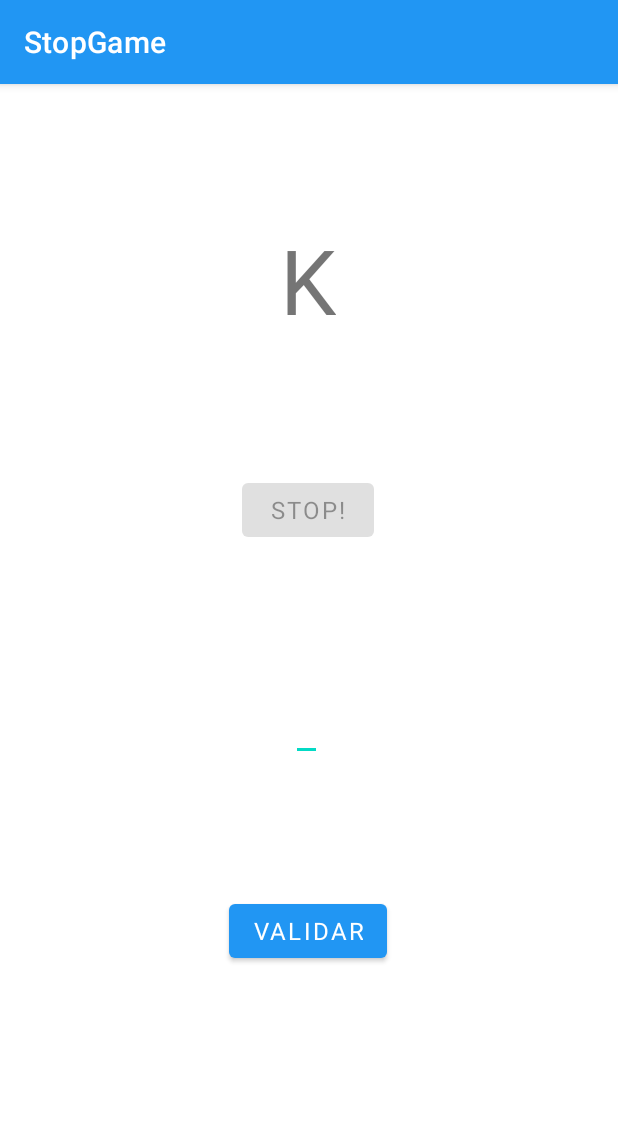
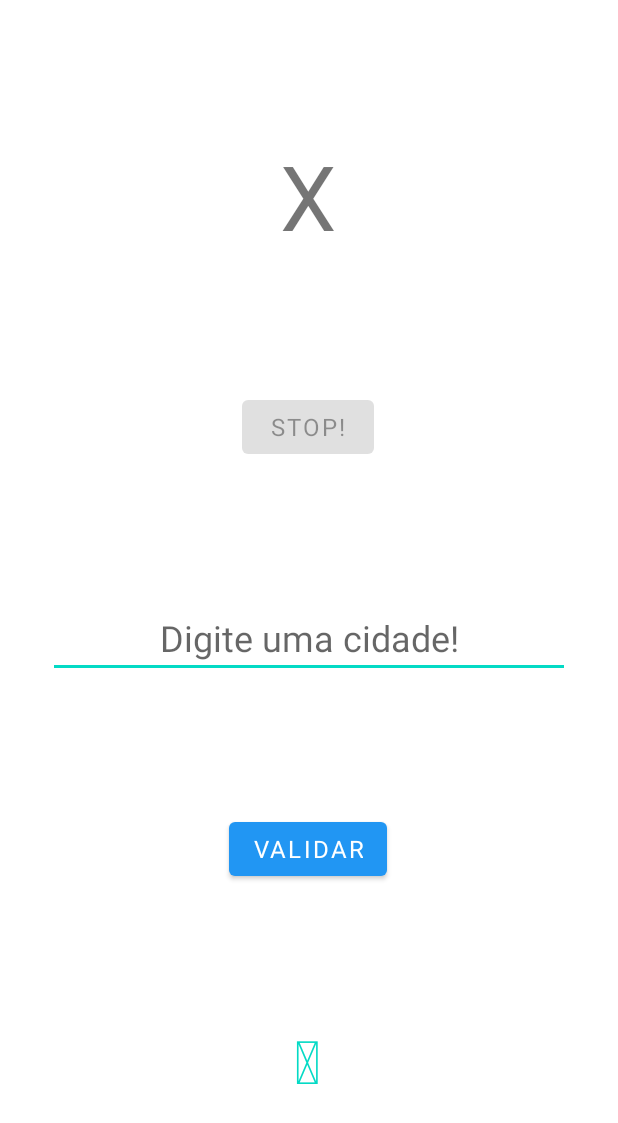
Before and after one commit to ThomasAFG/StopGame, an Android app: the screen it shows after launch (MainActivity), after a tap on "VALIDAR", on a phone screen of 412 x 824 dp. Shown: the top 1123 px of the screen. Run offline under Robolectric (Android 15) with nearby library versions, the phone set to English and light mode, and no system bars; our stand-ins replace Volley; network calls fail; Roboto replaces fonts that are not available here; 1 statement that could not run was skipped; 1 other tap on this screen came first.

Commit message:
terceiro commit

```diff
--- a/app/src/main/AndroidManifest.xml
+++ b/app/src/main/AndroidManifest.xml
@@ -13,6 +13,7 @@
         android:theme="@style/Theme.StopGame">
         <activity
             android:name=".MainActivity"
+            android:screenOrientation="nosensor"
             android:exported="true">
             <intent-filter>
                 <action android:name="android.intent.action.MAIN" />
--- /dev/null
+++ b/app/src/main/java/com/thomasafg/stopgame/FontAwesomeView.java
@@ -0,0 +1,28 @@
+package com.thomasafg.stopgame;
+
+import android.content.Context;
+import android.graphics.Typeface;
+import android.util.AttributeSet;
+
+public class FontAwesomeView extends androidx.appcompat.widget.AppCompatTextView {
+
+    public FontAwesomeView(Context context, AttributeSet attrs, int defStyle) {
+        super(context, attrs, defStyle);
+        init();
+    }
+
+    public FontAwesomeView(Context context, AttributeSet attrs) {
+        super(context, attrs);
+        init();
+    }
+
+    public FontAwesomeView(Context context) {
+        super(context);
+        init();
+    }
+    private void init() {
+        Typeface tf = Typeface.createFromAsset(getContext().getAssets(),
+                "fontawesome.ttf");
+        setTypeface(tf);
+    }
+}
--- a/app/src/main/java/com/thomasafg/stopgame/MainActivity.kt
+++ b/app/src/main/java/com/thomasafg/stopgame/MainActivity.kt
@@ -1,8 +1,9 @@
 package com.thomasafg.stopgame
 
-import android.graphics.Color
+import android.content.Context
 import androidx.appcompat.app.AppCompatActivity
 import android.os.Bundle
+import android.os.CountDownTimer
 import android.widget.Toast
 import androidx.core.content.ContextCompat
 import com.android.volley.Request
@@ -13,6 +14,12 @@ import com.google.gson.reflect.TypeToken
 import kotlinx.android.synthetic.main.activity_main.*
 import java.lang.reflect.Type
 import java.text.Normalizer
+import android.graphics.Typeface
+import android.media.MediaPlayer
+import android.view.KeyEvent
+import android.view.View
+import android.view.inputmethod.InputMethodManager
+
 
 class MainActivity : AppCompatActivity() {
 
@@ -20,42 +27,74 @@ class MainActivity : AppCompatActivity() {
 
     private fun searchCity(){
         val citySearch: String = editNomeCidade.text.toString()
-        val key: String = "e66fe6f9"
+        val key: String = "ea14e5fb"
         val url = "https://api.hgbrasil.com/weather?array_limit=1&fields=only_results,city_name&key=${key}&city_name=${citySearch}"
         val queue = Volley.newRequestQueue(this)
+        btnVerificar.isEnabled = false
+        txtChecagem.text = getString(R.string.txt_loading)
+        txtChecagem.setTextColor(ContextCompat.getColorStateList(this, R.color.teal_200))
         val stringRequest = StringRequest(Request.Method.GET, url,{
                 response ->
                     val type: Type? = object : TypeToken<City>() {}.type
                     val city = GsonBuilder().create().fromJson(response, type) as City
                     if (cleanString(citySearch) == cleanString(city.city_name)){
-                        textLetra.text = "Válido"
-                        textLetra.setTextColor(ContextCompat.getColorStateList(this, R.color.green))
+                        txtChecagem.text = getString(R.string.txt_valido)
+                        txtChecagem.setTextColor(ContextCompat.getColorStateList(this, R.color.green))
+                        MediaPlayer.create(this, R.raw.acertou).start()
+                        btnVerificar.isEnabled = true
                     }else{
-                        textLetra.text = "Inválido"
-                        textLetra.setTextColor(ContextCompat.getColorStateList(this, R.color.red))
+                        txtChecagem.text = getString(R.string.txt_invalido)
+                        txtChecagem.setTextColor(ContextCompat.getColorStateList(this, R.color.red))
+                        MediaPlayer.create(this, R.raw.errou).start()
+                        btnVerificar.isEnabled = true
                     }
         }) {
+            btnVerificar.isEnabled = true
             Toast.makeText(this@MainActivity, "Consultas do dia expiradas!", Toast.LENGTH_LONG).show()
         }
         queue.add(stringRequest)
     }
 
     private fun cleanString(str: String): String {
-        return Normalizer.normalize(str, Normalizer.Form.NFD).replace("[^\\p{ASCII}]", "")
+        return Normalizer.normalize(str, Normalizer.Form.NFD).replace("[^\\p{ASCII}]", "").uppercase()
     }
 
     private fun sortChar(){
-        btnStop.setEnabled(false)
-        //postDelayed
-            textLetra.text = (('A'..'Z')).random().toString()
+        btnStop.isEnabled = false
+        val timer = object: CountDownTimer(5000, 300) {
+            override fun onTick(millisUntilFinished: Long) {
+                textLetra.text = (('A'..'Z')).random().toString()
+            }
+            override fun onFinish() {
+                btnStop.isEnabled = true
+            }
+        }
+        timer.start()
+    }
+
+    private fun hideSoftKeyBoard(context: Context, view: View) {
+        try {
+            val imm = context.getSystemService(Context.INPUT_METHOD_SERVICE) as InputMethodManager
+            imm?.hideSoftInputFromWindow(view.windowToken, InputMethodManager.HIDE_NOT_ALWAYS)
+        } catch (e: Exception) {
+        }
     }
 
     override fun onCreate(savedInstanceState: Bundle?) {
         super.onCreate(savedInstanceState)
         setContentView(R.layout.activity_main)
-
+        txtChecagem.text = getString(R.string.txt_loading)
+        txtChecagem.setTextColor(ContextCompat.getColorStateList(this, R.color.teal_200))
         btnStop.setOnClickListener {
             sortChar()
+        }
+        editNomeCidade.isSingleLine = true
+        editNomeCidade.setOnKeyListener { _, keyCode, keyEvent ->
+            if (keyEvent.action == KeyEvent.ACTION_DOWN && keyCode == KeyEvent.KEYCODE_ENTER) {
+                searchCity()
+                hideSoftKeyBoard(this, editNomeCidade)
+                true
+            } else false
         }
 
         btnVerificar.setOnClickListener {
--- a/app/src/main/res/layout/activity_main.xml
+++ b/app/src/main/res/layout/activity_main.xml
@@ -26,7 +26,7 @@
         android:fontFamily="@font/audiowide"
         android:text="@string/btn_verificar"
         android:textSize="16sp"
-        app:layout_constraintBottom_toTopOf="@+id/imgChecagem"
+        app:layout_constraintBottom_toTopOf="@+id/txtChecagem"
         app:layout_constraintEnd_toEndOf="parent"
         app:layout_constraintHorizontal_bias="0.498"
         app:layout_constraintStart_toStartOf="parent"
@@ -48,25 +48,29 @@
 
     <AutoCompleteTextView
         android:id="@+id/editNomeCidade"
-        android:layout_width="wrap_content"
+        android:layout_width="0dp"
         android:layout_height="wrap_content"
+        android:layout_marginStart="32dp"
+        android:layout_marginEnd="32dp"
         android:fontFamily="@font/audiowide"
+        android:hint="@string/placeholder_cidade"
+        android:textAlignment="center"
         android:textSize="24sp"
         app:layout_constraintBottom_toTopOf="@+id/btnVerificar"
         app:layout_constraintEnd_toEndOf="parent"
         app:layout_constraintHorizontal_bias="0.496"
         app:layout_constraintStart_toStartOf="parent"
-        app:layout_constraintTop_toBottomOf="@+id/btnStop"
-        tools:hint="@string/placeholder_cidade" />
+        app:layout_constraintTop_toBottomOf="@+id/btnStop" />
 
-    <ImageView
-        android:id="@+id/imgChecagem"
+    <com.thomasafg.stopgame.FontAwesomeView
+        android:id="@+id/txtChecagem"
         android:layout_width="wrap_content"
         android:layout_height="wrap_content"
+        android:textSize="40sp"
         app:layout_constraintBottom_toBottomOf="parent"
         app:layout_constraintEnd_toEndOf="parent"
         app:layout_constraintHorizontal_bias="0.498"
         app:layout_constraintStart_toStartOf="parent"
-        app:layout_constraintTop_toBottomOf="@+id/btnVerificar"
-        tools:srcCompat="@android:drawable/ic_menu_close_clear_cancel" />
+        app:layout_constraintTop_toBottomOf="@+id/btnVerificar" />
+
 </androidx.constraintlayout.widget.ConstraintLayout>
--- a/app/src/main/res/values-night/themes.xml
+++ b/app/src/main/res/values-night/themes.xml
@@ -1,6 +1,6 @@
 <resources xmlns:tools="http://schemas.android.com/tools">
     <!-- Base application theme. -->
-    <style name="Theme.StopGame" parent="Theme.MaterialComponents.DayNight.DarkActionBar">
+    <style name="Theme.StopGame" parent="Theme.MaterialComponents.DayNight.NoActionBar">
         <!-- Primary brand color. -->
         <item name="colorPrimary">@color/purple_200</item>
         <item name="colorPrimaryVariant">@color/purple_700</item>
--- a/app/src/main/res/values/strings.xml
+++ b/app/src/main/res/values/strings.xml
@@ -3,4 +3,7 @@
     <string name="btn_verificar">Validar</string>
     <string name="btn_sortear">Stop!</string>
     <string name="placeholder_cidade">Digite uma cidade!</string>
+    <string name="txt_valido">\uf00c</string>
+    <string name="txt_invalido">\uf00d</string>
+    <string name="txt_loading">\uf1da</string>
 </resources>
--- a/app/src/main/res/values/themes.xml
+++ b/app/src/main/res/values/themes.xml
@@ -1,6 +1,6 @@
 <resources xmlns:tools="http://schemas.android.com/tools">
     <!-- Base application theme. -->
-    <style name="Theme.StopGame" parent="Theme.MaterialComponents.DayNight.DarkActionBar">
+    <style name="Theme.StopGame" parent="Theme.MaterialComponents.DayNight.NoActionBar">
         <!-- Primary brand color. -->
         <item name="colorPrimary">@color/purple_500</item>
         <item name="colorPrimaryVariant">@color/purple_700</item>
```
